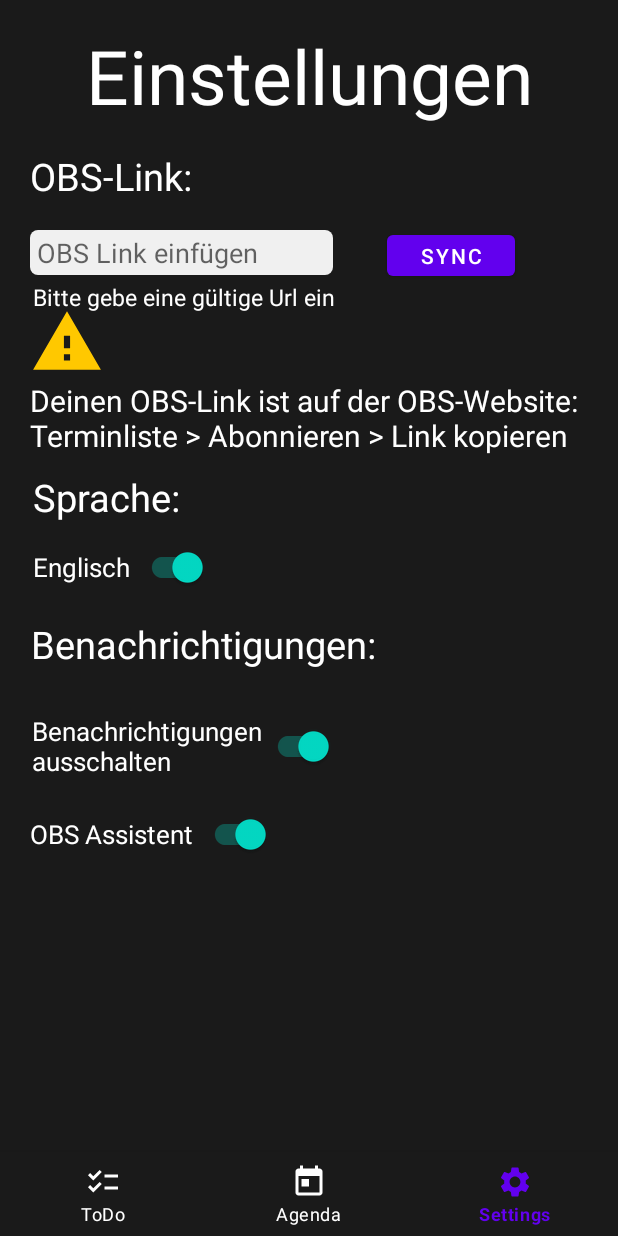
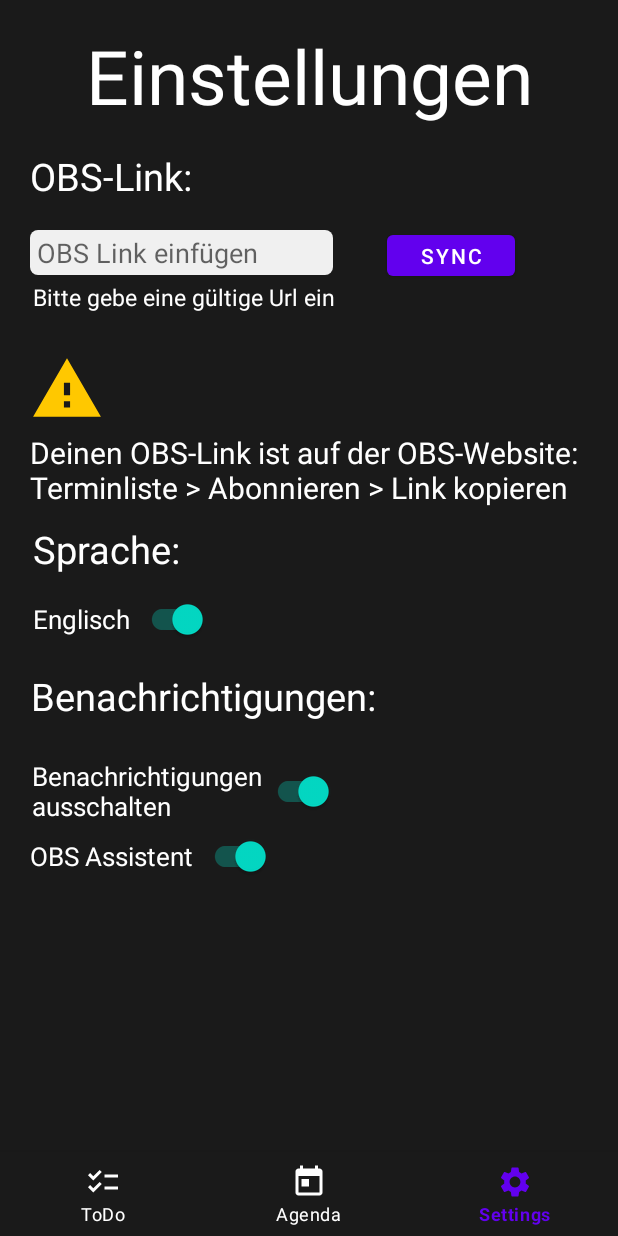
Before and after one commit to Minhphucnguyen49/OBS-Lite_App, an Android app: the screen it shows after launch (MainActivity), item 3 of the bottom bar chosen, on a phone screen of 412 x 824 dp. Run offline under Robolectric (Android 15) with nearby library versions, the phone set to English and light mode, and no system bars.

Commit message:
Translation v2 and main merged successfully, but Settings really need to be fixed

```diff
--- a/app/src/main/res/layout/settings.xml
+++ b/app/src/main/res/layout/settings.xml
@@ -84,10 +84,10 @@
             android:id="@+id/sync_time"
             android:layout_width="wrap_content"
             android:layout_height="wrap_content"
+            android:layout_marginStart="2dp"
+            android:layout_marginTop="4dp"
             android:text=""
             android:textAppearance="@style/button"
-            android:layout_marginTop="4dp"
-            android:layout_marginStart="2dp"
             app:layout_constraintBottom_toBottomOf="parent"
             app:layout_constraintEnd_toEndOf="parent"
             app:layout_constraintHorizontal_bias="0.0"
@@ -112,12 +112,13 @@
             android:id="@+id/image_warning"
             android:layout_width="49dp"
             android:layout_height="49dp"
-            android:layout_marginStart="20dp"
-            android:layout_marginTop="10dp"
-            app:layout_constraintBottom_toBottomOf="parent"
+            android:layout_marginBottom="4dp"
+            app:layout_constraintBottom_toTopOf="@+id/no_link_warning"
+            app:layout_constraintEnd_toEndOf="parent"
+            app:layout_constraintHorizontal_bias="0.055"
             app:layout_constraintStart_toStartOf="parent"
             app:layout_constraintTop_toBottomOf="@+id/obs_link"
-            app:layout_constraintVertical_bias="0.024"
+            app:layout_constraintVertical_bias="1.0"
             app:srcCompat="@drawable/ic_baseline_warning_24" />
 
         <TextView
@@ -132,7 +133,7 @@
             app:layout_constraintHorizontal_bias="0.0"
             app:layout_constraintStart_toStartOf="parent"
             app:layout_constraintTop_toBottomOf="@+id/obs_link"
-            app:layout_constraintVertical_bias="0.164" />
+            app:layout_constraintVertical_bias="0.245" />
 
         <Button
             android:id="@+id/send"
@@ -165,8 +166,8 @@
             android:id="@+id/language_toggle"
             android:layout_width="wrap_content"
             android:layout_height="wrap_content"
+            android:layout_marginStart="6dp"
             android:layout_marginTop="5dp"
-            android:layout_marginStart="6dp"
             android:textAppearance="@style/button"
             android:textColor="#FFFFFF"
             android:textSize="17sp"
@@ -182,8 +183,8 @@
             android:id="@+id/Notifications_Area"
             android:layout_width="wrap_content"
             android:layout_height="wrap_content"
+            android:layout_marginStart="6dp"
             android:layout_marginTop="10dp"
-            android:layout_marginStart="6dp"
             android:textAppearance="@style/heading"
             app:layout_constraintEnd_toEndOf="parent"
             app:layout_constraintHorizontal_bias="0.051"
@@ -194,8 +195,8 @@
             android:id="@+id/notification_toggle"
             android:layout_width="wrap_content"
             android:layout_height="wrap_content"
+            android:layout_marginStart="6dp"
             android:layout_marginTop="5dp"
-            android:layout_marginStart="6dp"
             android:textAppearance="@style/button"
             android:textColor="#FFFFFF"
             android:textSize="17sp"
@@ -210,8 +211,8 @@
             android:id="@+id/daily_assistant_toggle"
             android:layout_width="wrap_content"
             android:layout_height="wrap_content"
+            android:layout_marginStart="6dp"
             android:layout_marginBottom="72dp"
-            android:layout_marginStart="6dp"
             android:textAppearance="@style/button"
             android:textColor="#FFFFFF"
             android:textSize="17sp"
```
